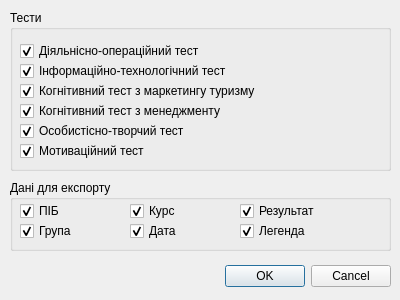
SeregaGomen/DTest, file DTest/exportdialog.ui: the form before one commit.
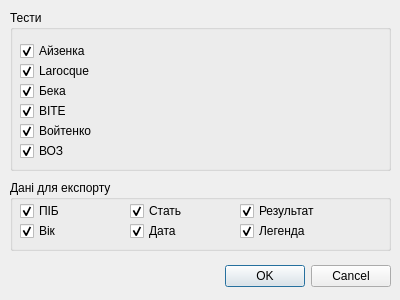
The form after the commit.

The edit to the form file:
```diff
--- a/DTest/exportdialog.ui
+++ b/DTest/exportdialog.ui
@@ -51,7 +51,7 @@
      </rect>
     </property>
     <property name="text">
-     <string>Діяльнісно-операційний тест</string>
+     <string>Айзенка</string>
     </property>
     <property name="checked">
      <bool>true</bool>
@@ -67,7 +67,7 @@
      </rect>
     </property>
     <property name="text">
-     <string>Інформаційно-технологічний тест</string>
+     <string>Larocque</string>
     </property>
     <property name="checked">
      <bool>true</bool>
@@ -83,7 +83,7 @@
      </rect>
     </property>
     <property name="text">
-     <string>Когнітивний тест з маркетингу туризму</string>
+     <string>Бека</string>
     </property>
     <property name="checked">
      <bool>true</bool>
@@ -99,7 +99,7 @@
      </rect>
     </property>
     <property name="text">
-     <string>Когнітивний тест з менеджменту</string>
+     <string>ВІТЕ</string>
     </property>
     <property name="checked">
      <bool>true</bool>
@@ -115,7 +115,7 @@
      </rect>
     </property>
     <property name="text">
-     <string>Особистісно-творчий тест</string>
+     <string>Войтенко</string>
     </property>
     <property name="checked">
      <bool>true</bool>
@@ -131,7 +131,7 @@
      </rect>
     </property>
     <property name="text">
-     <string>Мотиваційний тест</string>
+     <string>ВОЗ</string>
     </property>
     <property name="checked">
      <bool>true</bool>
@@ -176,7 +176,7 @@
      </rect>
     </property>
     <property name="text">
-     <string>Група</string>
+     <string>Вік</string>
     </property>
     <property name="checked">
      <bool>true</bool>
@@ -192,7 +192,7 @@
      </rect>
     </property>
     <property name="text">
-     <string>Курс</string>
+     <string>Стать</string>
     </property>
     <property name="checked">
      <bool>true</bool>
```
Left out of the diff: 4 changed lines with no effect on the pictures.
